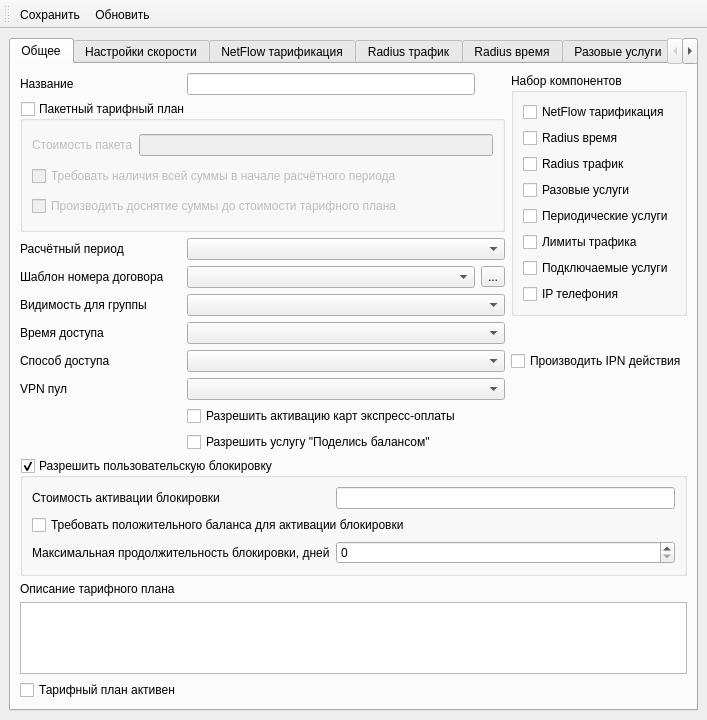
First picture: the form in mdi/forms/new_tp_edit.ui, repository brat002/ExpertBilling, before the edit.
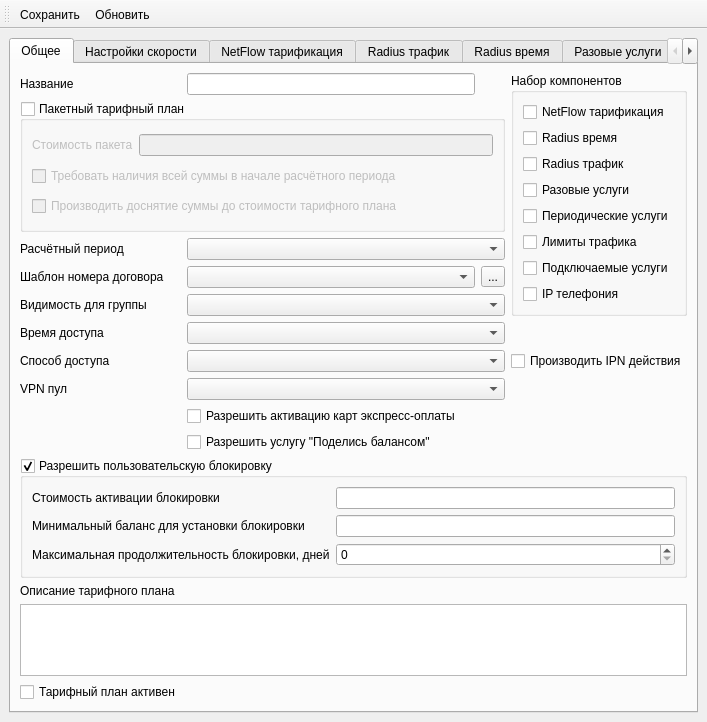
Second picture: the form after the edit. The open tabs and pages were chosen to show the change. Icons and pictures are not drawn.

Commit message: *Исправлена ошибка формирования кэша аккаунтов по их идентификатору

Patch:
```diff
--- a/mdi/forms/new_tp_edit.ui
+++ b/mdi/forms/new_tp_edit.ui
@@ -309,13 +309,16 @@
            <item row="2" column="1">
             <widget class="QSpinBox" name="spinBox_max_block_days"/>
            </item>
-           <item row="1" column="0" colspan="2">
-            <widget class="QCheckBox" name="checkBox_userblock_balance_require">
+           <item row="1" column="0">
+            <widget class="QLabel" name="label_userblock_minballance">
              <property name="text">
-              <string>Требовать положительного баланса для активации блокировки</string>
+              <string>Минимальный баланс для установки блокировки</string>
              </property>
             </widget>
            </item>
+           <item row="1" column="1">
+            <widget class="QLineEdit" name="lineEdit_userblock_minballance"/>
+           </item>
           </layout>
          </widget>
         </item>
```
Left out of the diff: 21 changed lines with no effect on the pictures. The commit also changes 1 other file.
